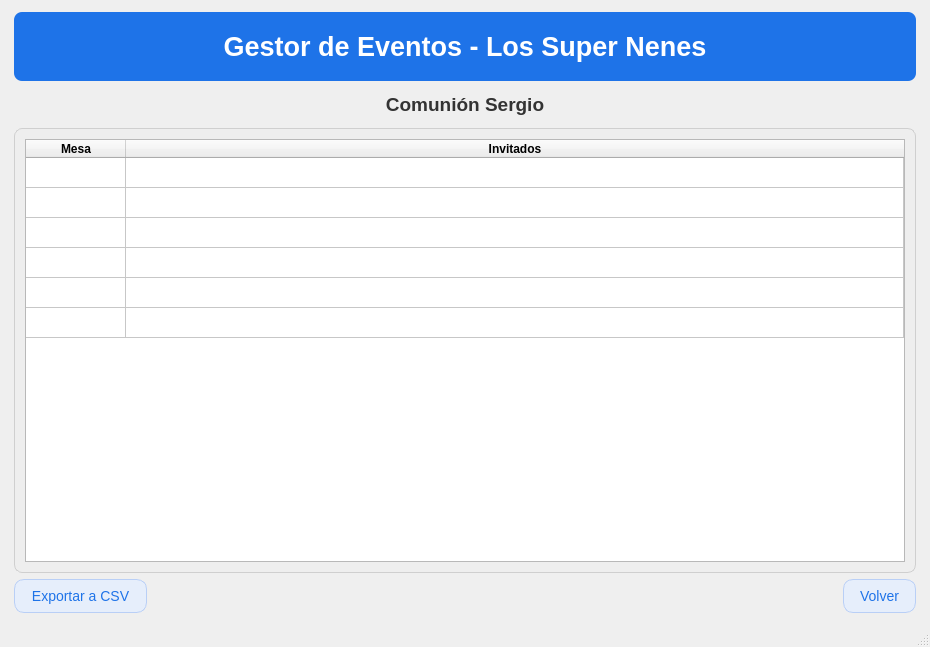
Qt form interfazes/.ui/home-evento-listado_mesas.ui (moramirete/organizadorEventos) before a commit.
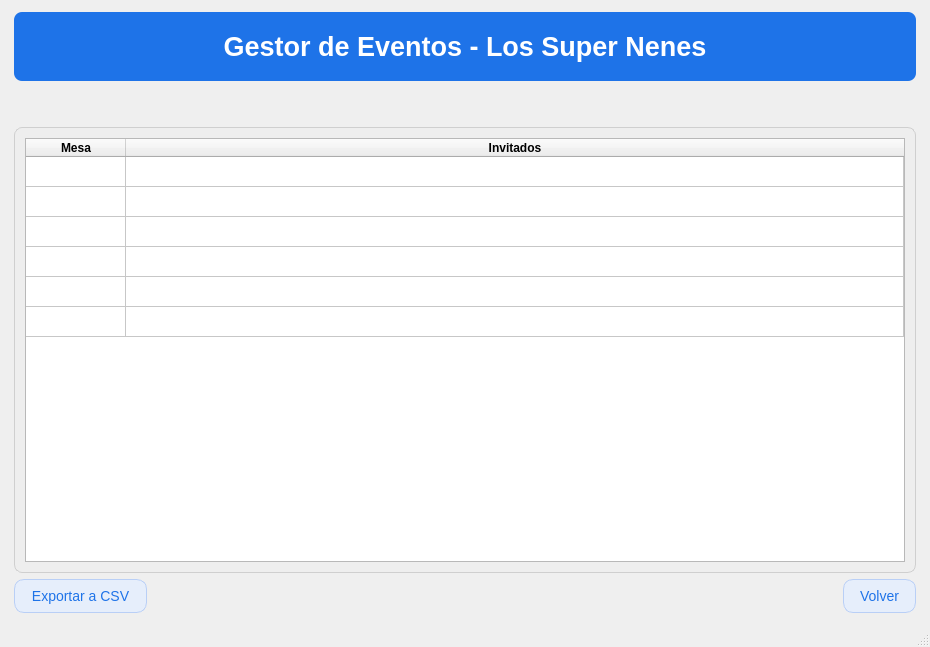
The same form after that commit.

Patch:
```diff
--- a/interfazes/.ui/home-evento-listado_mesas.ui
+++ b/interfazes/.ui/home-evento-listado_mesas.ui
@@ -53,7 +53,7 @@
        <string notr="true">QLabel{font-size:14pt; font-weight:600; color:#333; margin:6px 0;}</string>
       </property>
       <property name="text">
-       <string>Comunión Sergio</string>
+       <string></string>
       </property>
       <property name="alignment">
        <set>Qt::AlignCenter</set>
```
